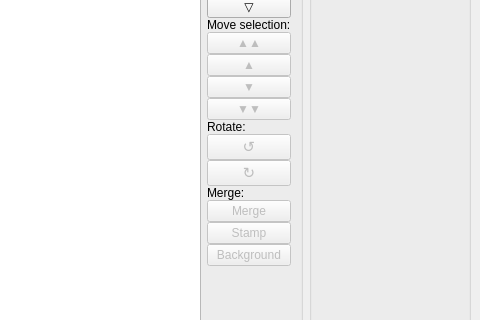
Qt form wndmain.ui (ronanpaixao/PyPDFTK) before a commit; both pictures show x 475 to 955 and y 143 to 463 of the 955 by 631 pixel window.
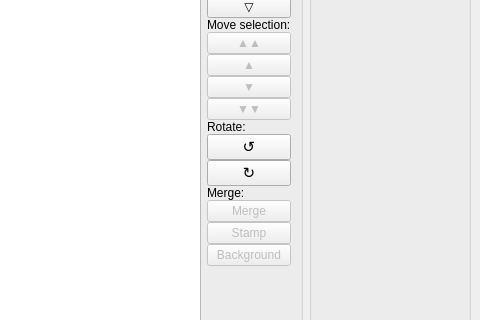
The same form after that commit. Custom widgets are drawn as their Qt base class.

Commit message: Implement rotation in both directions

What changed in the file:
```diff
--- a/wndmain.ui
+++ b/wndmain.ui
@@ -377,9 +377,6 @@
          </item>
          <item>
           <widget class="QPushButton" name="btnPageRotLeft">
-           <property name="enabled">
-            <bool>false</bool>
-           </property>
            <property name="styleSheet">
             <string notr="true">font: 11pt;</string>
            </property>
@@ -390,9 +387,6 @@
          </item>
          <item>
           <widget class="QPushButton" name="btnPageRotRight">
-           <property name="enabled">
-            <bool>false</bool>
-           </property>
            <property name="styleSheet">
             <string notr="true">font: 11pt;</string>
            </property>
```
The commit also changes 1 other file.
